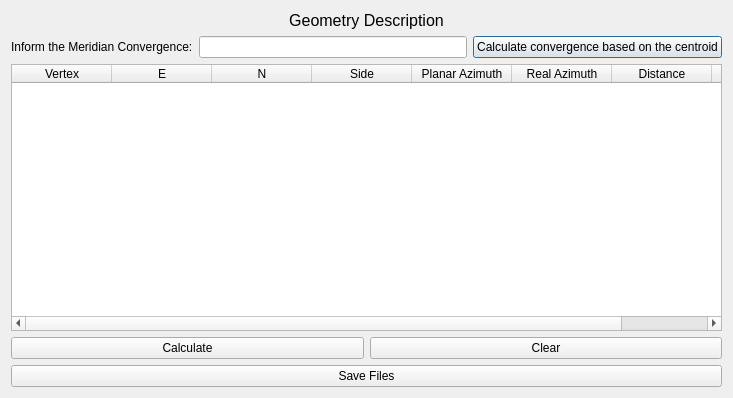
This is azimuthsAndDistances/ui_azimuthsAndDistances.ui in lcoandrade/AzimuthDistanceCalculator as Qt 5 draws it before an edit. The edited form follows.
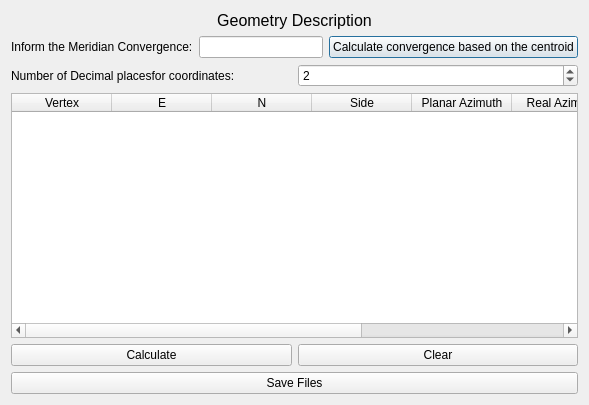
This is the edited form.

Commit message: decimal places dynamically

Patch:
```diff
--- a/azimuthsAndDistances/ui_azimuthsAndDistances.ui
+++ b/azimuthsAndDistances/ui_azimuthsAndDistances.ui
@@ -6,8 +6,8 @@
    <rect>
     <x>0</x>
     <y>0</y>
-    <width>733</width>
-    <height>398</height>
+    <width>589</width>
+    <height>405</height>
    </rect>
   </property>
   <property name="windowTitle">
@@ -59,6 +59,27 @@
     </layout>
    </item>
    <item row="2" column="0">
+    <layout class="QHBoxLayout" name="horizontalLayout_4">
+     <item>
+      <widget class="QLabel" name="label_3">
+       <property name="text">
+        <string>Number of Decimal placesfor coordinates:</string>
+       </property>
+      </widget>
+     </item>
+     <item>
+      <widget class="QSpinBox" name="spinBox">
+       <property name="maximum">
+        <number>10</number>
+       </property>
+       <property name="value">
+        <number>2</number>
+       </property>
+      </widget>
+     </item>
+    </layout>
+   </item>
+   <item row="3" column="0">
     <widget class="QTableWidget" name="tableWidget">
      <column>
       <property name="text">
@@ -102,7 +123,7 @@
      </column>
     </widget>
    </item>
-   <item row="3" column="0">
+   <item row="4" column="0">
     <layout class="QHBoxLayout" name="horizontalLayout_2">
      <item>
       <widget class="QPushButton" name="calculateButton">
@@ -120,7 +141,7 @@
      </item>
     </layout>
    </item>
-   <item row="4" column="0">
+   <item row="5" column="0">
     <widget class="QPushButton" name="saveFilesButton">
      <property name="text">
       <string>Save Files</string>
```
The commit also changes 4 other files.
